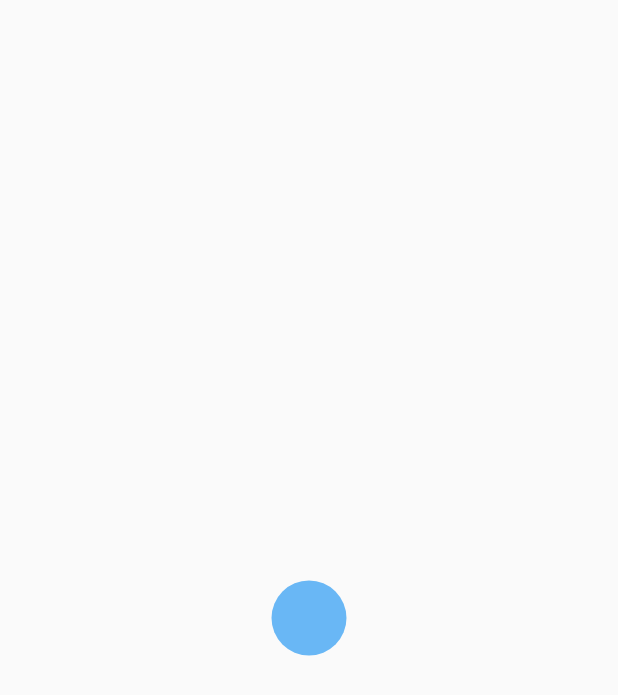
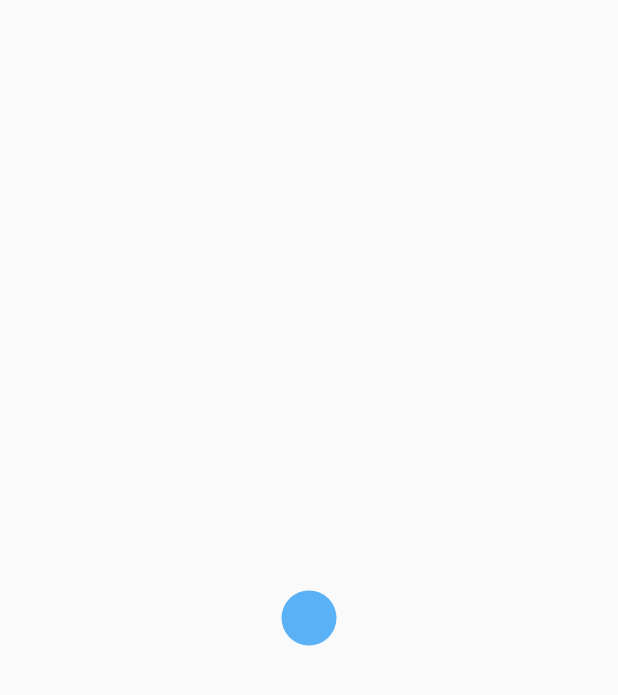
Before and after one commit to SatioO/flutter-practices, a Flutter app: the screen it shows after launch, on a phone screen of 412 x 824 dp. Shown: the top 695 px of the screen. Run offline on Flutter 3.47's test engine with Material 2 defaults, Android fonts, the phone set to English and light mode, and no system bars; our stand-ins replace font_awesome_flutter.

Commit message:
feat(animatio)

```diff
--- a/lib/widgets/stateful/animation/index.dart
+++ b/lib/widgets/stateful/animation/index.dart
@@ -19,7 +19,7 @@ class _AnimatedCardState extends State<AnimatedCard>
 
     controller = AnimationController(
         vsync: this, duration: Duration(milliseconds: 1500));
-    animation = Tween<double>(begin: 0.0, end: 1.0)
+    animation = Tween<double>(begin: 0.2, end: 1.0)
         .animate(CurvedAnimation(parent: controller, curve: Curves.linear));
 
     controller.addListener(() {
@@ -44,8 +44,8 @@ class _AnimatedCardState extends State<AnimatedCard>
       opacity: animation.value,
       child: Center(
           child: Container(
-        width: animation.value * 75,
-        height: animation.value * 75,
+        width: animation.value * 50,
+        height: animation.value * 50,
         decoration: BoxDecoration(shape: BoxShape.circle, color: Colors.blue),
       )),
     ));
```
